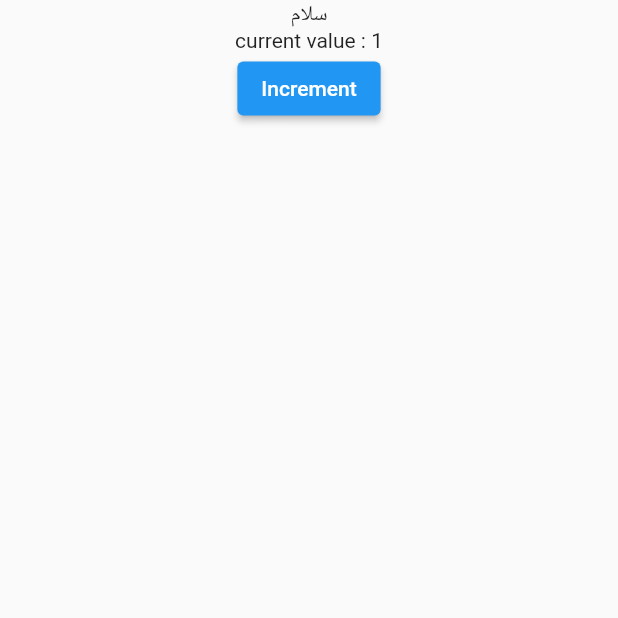
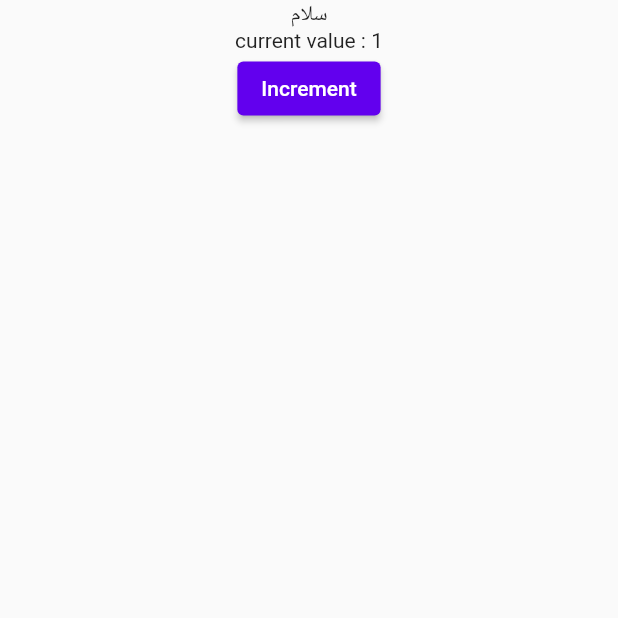
Before and after one commit to miladimos/fkeleton, a Flutter app: the screen it shows after launch, after a tap on "Increment", on a phone screen of 412 x 824 dp, the top half of it. Run offline on Flutter 3.47's test engine with Material 2 defaults, Android fonts, the phone set to English and light mode, and no system bars; our stand-ins replace get, get_storage.

Commit message:
add change theme

```diff
--- a/lib/app/application.dart
+++ b/lib/app/application.dart
@@ -1,3 +1,5 @@
+import 'package:fkeleton/app/utils/themes/theme_controller.dart';
+import 'package:fkeleton/app/utils/themes/themes.dart';
 import 'package:flutter/material.dart';
 import 'package:get/get.dart';
 import 'package:fkeleton/app/utils/app_routes.dart';
@@ -13,17 +15,20 @@ class Application extends StatefulWidget {
 }
 
 class _ApplicationState extends State<Application> {
+
+  ThemeController themeController = Get.put(ThemeController());
+
   @override
   Widget build(BuildContext context) {
     return GetMaterialApp(
       debugShowCheckedModeBanner: false,
       title: AppConstants.applicationTitle,
-      theme: ThemeData(
-        primaryColor: AppConstants.primaryColor,
-      ),
       translations: Messages(),
       locale: const Locale('fa', 'IR') ,
       fallbackLocale: const Locale('en', 'US'),
+      themeMode: themeController.theme,
+      theme: Themes.lightTheme,
+      darkTheme: Themes.darkTheme,
       initialRoute: AppRoutes.initialRoute,
       getPages: AppRoutes.routes,
     );
--- a/lib/app/utils/themes/theme_controller.dart
+++ b/lib/app/utils/themes/theme_controller.dart
@@ -1,5 +1,29 @@
+import 'package:flutter/material.dart';
 import 'package:get/get.dart';
+import 'package:get_storage/get_storage.dart';
 
 class ThemeController extends GetxController{
+  final _box = GetStorage();
+  final _key = 'isDarkMode';
 
+  ThemeMode get theme => _loadTheme() ? ThemeMode.dark : ThemeMode.light;
+
+  bool _loadTheme() => _box.read(_key) ?? false;
+
+  void saveTheme(bool isDarkMode) => _box.write(_key, isDarkMode);
+
+  void changeTheme(ThemeData theme) => Get.changeTheme(theme);
+
+  void changeThemeMode(ThemeMode themeMode) => Get.changeThemeMode(themeMode);
+
+  void toggleTheme() {}
 }
+
+
+// if (Get.isDarkMode) {
+//   themeController.changeThemeMode(ThemeMOde.light);
+//   themeConttoller.saveTheme(false);
+// } else {
+// themeController.changeThemeMode(ThemeMOde.dark);
+// themeConttoller.saveTheme(true);
+// }
--- a/lib/main.dart
+++ b/lib/main.dart
@@ -1,9 +1,11 @@
+import 'package:flutter/material.dart';
+import 'package:get_storage/get_storage.dart';
 import 'package:fkeleton/app/application.dart';
 import 'package:fkeleton/app/utils/global_error_handler.dart';
-import 'package:flutter/material.dart';
 
 void main() async{
   WidgetsFlutterBinding.ensureInitialized();
+  await GetStorage.init();
 
   GlobalErrorHandler(
     child: const Application()
```
Also changed, not shown: lib/app/utils/themes/themes.dart (line endings or trailing spaces).
